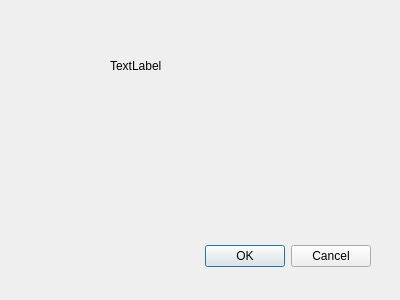
First picture: the form in Service/clsAbamaTestWindow.ui, repository caicaiking/WKELightWave, before the edit.
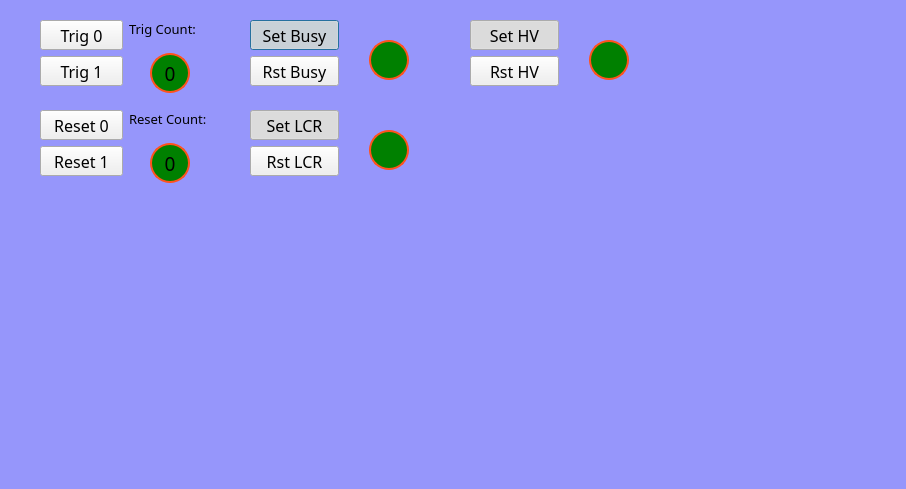
Second picture: the form after the edit.

The edit to the form file:
```diff
--- a/Service/clsAbamaTestWindow.ui
+++ b/Service/clsAbamaTestWindow.ui
@@ -6,41 +6,645 @@
    <rect>
     <x>0</x>
     <y>0</y>
-    <width>400</width>
-    <height>300</height>
+    <width>906</width>
+    <height>489</height>
    </rect>
   </property>
+  <property name="font">
+   <font>
+    <family>楷体</family>
+    <pointsize>12</pointsize>
+   </font>
+  </property>
   <property name="windowTitle">
    <string>Dialog</string>
   </property>
-  <widget class="QDialogButtonBox" name="buttonBox">
+  <property name="styleSheet">
+   <string notr="true">QDialog
+{
+	background-color:rgb(150,150,251);
+}</string>
+  </property>
+  <widget class="QWidget" name="layoutWidget">
    <property name="geometry">
     <rect>
-     <x>30</x>
-     <y>240</y>
-     <width>341</width>
-     <height>32</height>
+     <x>250</x>
+     <y>20</y>
+     <width>184</width>
+     <height>81</height>
     </rect>
    </property>
-   <property name="orientation">
-    <enum>Qt::Horizontal</enum>
+   <layout class="QHBoxLayout" name="horizontalLayout_5">
+    <item>
+     <layout class="QVBoxLayout" name="verticalLayout_5">
+      <item>
+       <widget class="QPushButton" name="btnSetBusy">
+        <property name="minimumSize">
+         <size>
+          <width>0</width>
+          <height>30</height>
+         </size>
+        </property>
+        <property name="font">
+         <font>
+          <family>楷体</family>
+          <pointsize>12</pointsize>
+         </font>
+        </property>
+        <property name="text">
+         <string>Set Busy</string>
+        </property>
+        <property name="checkable">
+         <bool>true</bool>
+        </property>
+        <property name="checked">
+         <bool>true</bool>
+        </property>
+        <property name="autoExclusive">
+         <bool>true</bool>
+        </property>
+       </widget>
+      </item>
+      <item>
+       <widget class="QPushButton" name="btnResetBusy">
+        <property name="minimumSize">
+         <size>
+          <width>0</width>
+          <height>30</height>
+         </size>
+        </property>
+        <property name="font">
+         <font>
+          <family>楷体</family>
+          <pointsize>12</pointsize>
+         </font>
+        </property>
+        <property name="text">
+         <string>Rst Busy</string>
+        </property>
+        <property name="checkable">
+         <bool>true</bool>
+        </property>
+        <property name="autoExclusive">
+         <bool>true</bool>
+        </property>
+       </widget>
+      </item>
+      <item>
+       <spacer name="verticalSpacer_3">
+        <property name="orientation">
+         <enum>Qt::Vertical</enum>
+        </property>
+        <property name="sizeHint" stdset="0">
+         <size>
+          <width>20</width>
+          <height>40</height>
+         </size>
+        </property>
+       </spacer>
+      </item>
+     </layout>
+    </item>
+    <item>
+     <layout class="QVBoxLayout" name="verticalLayout_6">
+      <item>
+       <widget class="QWidget" name="widget_3" native="true">
+        <layout class="QHBoxLayout" name="horizontalLayout_6">
+         <item>
+          <widget class="QLabel" name="lblBusy">
+           <property name="minimumSize">
+            <size>
+             <width>40</width>
+             <height>40</height>
+            </size>
+           </property>
+           <property name="maximumSize">
+            <size>
+             <width>40</width>
+             <height>40</height>
+            </size>
+           </property>
+           <property name="font">
+            <font>
+             <family>楷体</family>
+             <pointsize>14</pointsize>
+            </font>
+           </property>
+           <property name="styleSheet">
+            <string notr="true">background-color:green;
+border-radius:20px;
+border:2px solid rgb(255, 82, 29);</string>
+           </property>
+           <property name="text">
+            <string/>
+           </property>
+           <property name="alignment">
+            <set>Qt::AlignCenter</set>
+           </property>
+          </widget>
+         </item>
+        </layout>
+       </widget>
+      </item>
+     </layout>
+    </item>
+   </layout>
+  </widget>
+  <widget class="QWidget" name="layoutWidget_2">
+   <property name="geometry">
+    <rect>
+     <x>250</x>
+     <y>110</y>
+     <width>184</width>
+     <height>81</height>
+    </rect>
    </property>
-   <property name="standardButtons">
-    <set>QDialogButtonBox::Cancel|QDialogButtonBox::Ok</set>
+   <layout class="QHBoxLayout" name="horizontalLayout_7">
+    <item>
+     <layout class="QVBoxLayout" name="verticalLayout_7">
+      <item>
+       <widget class="QPushButton" name="btnSetLcr">
+        <property name="minimumSize">
+         <size>
+          <width>0</width>
+          <height>30</height>
+         </size>
+        </property>
+        <property name="font">
+         <font>
+          <family>楷体</family>
+          <pointsize>12</pointsize>
+         </font>
+        </property>
+        <property name="text">
+         <string>Set LCR</string>
+        </property>
+        <property name="checkable">
+         <bool>true</bool>
+        </property>
+        <property name="checked">
+         <bool>true</bool>
+        </property>
+        <property name="autoExclusive">
+         <bool>true</bool>
+        </property>
+       </widget>
+      </item>
+      <item>
+       <widget class="QPushButton" name="btnResetLcr">
+        <property name="minimumSize">
+         <size>
+          <width>0</width>
+          <height>30</height>
+         </size>
+        </property>
+        <property name="font">
+         <font>
+          <family>楷体</family>
+          <pointsize>12</pointsize>
+         </font>
+        </property>
+        <property name="text">
+         <string>Rst LCR</string>
+        </property>
+        <property name="checkable">
+         <bool>true</bool>
+        </property>
+        <property name="autoExclusive">
+         <bool>true</bool>
+        </property>
+       </widget>
+      </item>
+      <item>
+       <spacer name="verticalSpacer_4">
+        <property name="orientation">
+         <enum>Qt::Vertical</enum>
+        </property>
+        <property name="sizeHint" stdset="0">
+         <size>
+          <width>20</width>
+          <height>40</height>
+         </size>
+        </property>
+       </spacer>
+      </item>
+     </layout>
+    </item>
+    <item>
+     <layout class="QVBoxLayout" name="verticalLayout_8">
+      <item>
+       <widget class="QWidget" name="widget_4" native="true">
+        <layout class="QHBoxLayout" name="horizontalLayout_8">
+         <item>
+          <widget class="QLabel" name="lblLcr">
+           <property name="minimumSize">
+            <size>
+             <width>40</width>
+             <height>40</height>
+            </size>
+           </property>
+           <property name="maximumSize">
+            <size>
+             <width>40</width>
+             <height>40</height>
+            </size>
+           </property>
+           <property name="font">
+            <font>
+             <family>楷体</family>
+             <pointsize>14</pointsize>
+            </font>
+           </property>
+           <property name="styleSheet">
+            <string notr="true">background-color:green;
+border-radius:20px;
+border:2px solid rgb(255, 82, 29);</string>
+           </property>
+           <property name="text">
+            <string/>
+           </property>
+           <property name="alignment">
+            <set>Qt::AlignCenter</set>
+           </property>
+          </widget>
+         </item>
+        </layout>
+       </widget>
+      </item>
+     </layout>
+    </item>
+   </layout>
+  </widget>
+  <widget class="QWidget" name="layoutWidget_3">
+   <property name="geometry">
+    <rect>
+     <x>470</x>
+     <y>20</y>
+     <width>184</width>
+     <height>81</height>
+    </rect>
    </property>
+   <layout class="QHBoxLayout" name="horizontalLayout_9">
+    <item>
+     <layout class="QVBoxLayout" name="verticalLayout_9">
+      <item>
+       <widget class="QPushButton" name="btnSetHv">
+        <property name="minimumSize">
+         <size>
+          <width>0</width>
+          <height>30</height>
+         </size>
+        </property>
+        <property name="font">
+         <font>
+          <family>楷体</family>
+          <pointsize>12</pointsize>
+         </font>
+        </property>
+        <property name="text">
+         <string>Set HV</string>
+        </property>
+        <property name="checkable">
+         <bool>true</bool>
+        </property>
+        <property name="checked">
+         <bool>true</bool>
+        </property>
+        <property name="autoExclusive">
+         <bool>true</bool>
+        </property>
+       </widget>
+      </item>
+      <item>
+       <widget class="QPushButton" name="btnResetHv">
+        <property name="minimumSize">
+         <size>
+          <width>0</width>
+          <height>30</height>
+         </size>
+        </property>
+        <property name="font">
+         <font>
+          <family>楷体</family>
+          <pointsize>12</pointsize>
+         </font>
+        </property>
+        <property name="text">
+         <string>Rst HV</string>
+        </property>
+        <property name="checkable">
+         <bool>true</bool>
+        </property>
+        <property name="autoExclusive">
+         <bool>true</bool>
+        </property>
+       </widget>
+      </item>
+      <item>
+       <spacer name="verticalSpacer_5">
+        <property name="orientation">
+         <enum>Qt::Vertical</enum>
+        </property>
+        <property name="sizeHint" stdset="0">
+         <size>
+          <width>20</width>
+          <height>40</height>
+         </size>
+        </property>
+       </spacer>
+      </item>
+     </layout>
+    </item>
+    <item>
+     <layout class="QVBoxLayout" name="verticalLayout_10">
+      <item>
+       <widget class="QWidget" name="widget_5" native="true">
+        <layout class="QHBoxLayout" name="horizontalLayout_10">
+         <item>
+          <widget class="QLabel" name="lblHv">
+           <property name="minimumSize">
+            <size>
+             <width>40</width>
+             <height>40</height>
+            </size>
+           </property>
+           <property name="maximumSize">
+            <size>
+             <width>40</width>
+             <height>40</height>
+            </size>
+           </property>
+           <property name="font">
+            <font>
+             <family>楷体</family>
+             <pointsize>14</pointsize>
+            </font>
+           </property>
+           <property name="styleSheet">
+            <string notr="true">background-color:green;
+border-radius:20px;
+border:2px solid rgb(255, 82, 29);</string>
+           </property>
+           <property name="text">
+            <string/>
+           </property>
+           <property name="alignment">
+            <set>Qt::AlignCenter</set>
+           </property>
+          </widget>
+         </item>
+        </layout>
+       </widget>
+      </item>
+     </layout>
+    </item>
+   </layout>
   </widget>
-  <widget class="QLabel" name="label">
+  <widget class="QWidget" name="">
    <property name="geometry">
     <rect>
-     <x>110</x>
-     <y>60</y>
-     <width>54</width>
-     <height>12</height>
+     <x>40</x>
+     <y>110</y>
+     <width>171</width>
+     <height>81</height>
     </rect>
    </property>
-   <property name="text">
-    <string>TextLabel</string>
+   <layout class="QHBoxLayout" name="horizontalLayout_2">
+    <item>
+     <layout class="QVBoxLayout" name="verticalLayout">
+      <item>
+       <widget class="QPushButton" name="btnReset0">
+        <property name="minimumSize">
+         <size>
+          <width>0</width>
+          <height>30</height>
+         </size>
+        </property>
+        <property name="font">
+         <font>
+          <family>楷体</family>
+          <pointsize>12</pointsize>
+         </font>
+        </property>
+        <property name="text">
+         <string>Reset 0</string>
+        </property>
+       </widget>
+      </item>
+      <item>
+       <widget class="QPushButton" name="btnReset1">
+        <property name="minimumSize">
+         <size>
+          <width>0</width>
+          <height>30</height>
+         </size>
+        </property>
+        <property name="font">
+         <font>
+          <family>楷体</family>
+          <pointsize>12</pointsize>
+         </font>
+        </property>
+        <property name="text">
+         <string>Reset 1</string>
+        </property>
+       </widget>
+      </item>
+      <item>
+       <spacer name="verticalSpacer">
+        <property name="orientation">
+         <enum>Qt::Vertical</enum>
+        </property>
+        <property name="sizeHint" stdset="0">
+         <size>
+          <width>20</width>
+          <height>40</height>
+         </size>
+        </property>
+       </spacer>
+      </item>
+     </layout>
+    </item>
+    <item>
+     <layout class="QVBoxLayout" name="verticalLayout_2">
+      <item>
+       <widget class="QLabel" name="label_2">
+        <property name="font">
+         <font>
+          <family>楷体</family>
+          <pointsize>10</pointsize>
+         </font>
+        </property>
+        <property name="text">
+         <string>Reset Count:</string>
+        </property>
+       </widget>
+      </item>
+      <item>
+       <widget class="QWidget" name="widget_2" native="true">
+        <layout class="QHBoxLayout" name="horizontalLayout">
+         <item>
+          <widget class="QLabel" name="lblResetCount">
+           <property name="minimumSize">
+            <size>
+             <width>40</width>
+             <height>40</height>
+            </size>
+           </property>
+           <property name="maximumSize">
+            <size>
+             <width>40</width>
+             <height>40</height>
+            </size>
+           </property>
+           <property name="font">
+            <font>
+             <family>楷体</family>
+             <pointsize>14</pointsize>
+            </font>
+           </property>
+           <property name="styleSheet">
+            <string notr="true">background-color:green;
+border-radius:20px;
+border:2px solid rgb(255, 82, 29);</string>
+           </property>
+           <property name="text">
+            <string>0</string>
+           </property>
+           <property name="alignment">
+            <set>Qt::AlignCenter</set>
+           </property>
+          </widget>
+         </item>
+        </layout>
+       </widget>
+      </item>
+     </layout>
+    </item>
+   </layout>
+  </widget>
+  <widget class="QWidget" name="">
+   <property name="geometry">
+    <rect>
+     <x>40</x>
+     <y>20</y>
+     <width>171</width>
+     <height>81</height>
+    </rect>
    </property>
+   <layout class="QHBoxLayout" name="horizontalLayout_4">
+    <item>
+     <layout class="QVBoxLayout" name="verticalLayout_4">
+      <item>
+       <widget class="QPushButton" name="btnTrig0">
+        <property name="minimumSize">
+         <size>
+          <width>0</width>
+          <height>30</height>
+         </size>
+        </property>
+        <property name="font">
+         <font>
+          <family>楷体</family>
+          <pointsize>12</pointsize>
+         </font>
+        </property>
+        <property name="text">
+         <string>Trig 0</string>
+        </property>
+       </widget>
+      </item>
+      <item>
+       <widget class="QPushButton" name="btnTrig1">
+        <property name="minimumSize">
+         <size>
+          <width>0</width>
+          <height>30</height>
+         </size>
+        </property>
+        <property name="font">
+         <font>
+          <family>楷体</family>
+          <pointsize>12</pointsize>
+         </font>
+        </property>
+        <property name="text">
+         <string>Trig 1</string>
+        </property>
+       </widget>
+      </item>
+      <item>
+       <spacer name="verticalSpacer_2">
+        <property name="orientation">
+         <enum>Qt::Vertical</enum>
+        </property>
+        <property name="sizeHint" stdset="0">
+         <size>
+          <width>20</width>
+          <height>40</height>
+         </size>
+        </property>
+       </spacer>
+      </item>
+     </layout>
+    </item>
+    <item>
+     <layout class="QVBoxLayout" name="verticalLayout_3">
+      <item>
+       <widget class="QLabel" name="label">
+        <property name="font">
+         <font>
+          <family>楷体</family>
+          <pointsize>10</pointsize>
+         </font>
+        </property>
+        <property name="text">
+         <string>Trig Count:</string>
+        </property>
+       </widget>
+      </item>
+      <item>
+       <widget class="QWidget" name="widget" native="true">
+        <layout class="QHBoxLayout" name="horizontalLayout_3">
+         <item>
+          <widget class="QLabel" name="lblTrigCount">
+           <property name="minimumSize">
+            <size>
+             <width>40</width>
+             <height>40</height>
+            </size>
+           </property>
+           <property name="maximumSize">
+            <size>
+             <width>40</width>
+             <height>40</height>
+            </size>
+           </property>
+           <property name="font">
+            <font>
+             <family>楷体</family>
+             <pointsize>14</pointsize>
+            </font>
+           </property>
+           <property name="styleSheet">
+            <string notr="true">background-color:green;
+border-radius:20px;
+border:2px solid rgb(255, 82, 29);</string>
+           </property>
+           <property name="text">
+            <string>0</string>
+           </property>
+           <property name="alignment">
+            <set>Qt::AlignCenter</set>
+           </property>
+          </widget>
+         </item>
+        </layout>
+       </widget>
+      </item>
+     </layout>
+    </item>
+   </layout>
   </widget>
  </widget>
  <resources/>
```
Left out of the diff: 37 changed lines with no effect on the pictures.
